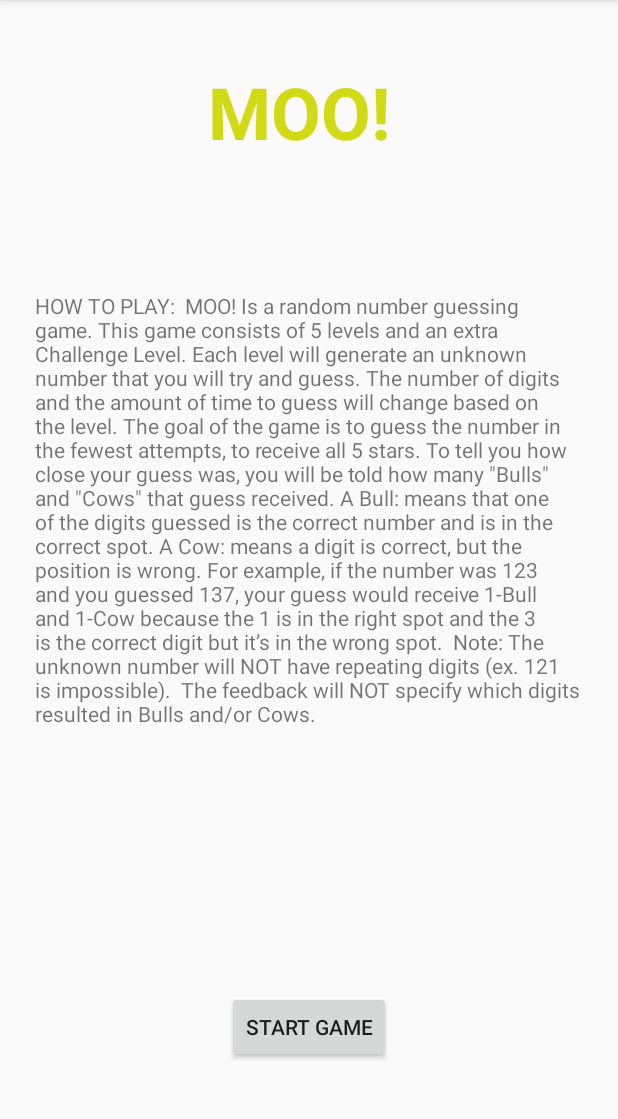
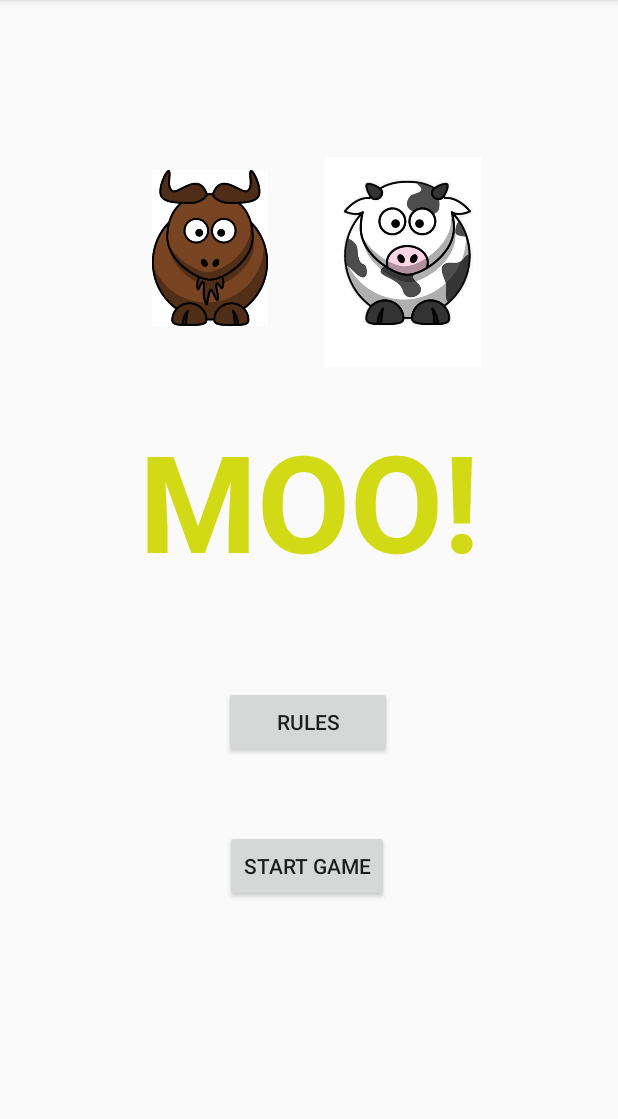
Before and after one commit to kaikaiye/CS125FinalProject, an Android app: the screen it shows after launch (HomePage), on a phone screen of 412 x 824 dp, the part 84-1203 px from its top. Run offline under Robolectric (Android 15) with nearby library versions, the light colour scheme and no system bars.

Commit message:
Added Home Page images and put instructions on a separate page

```diff
--- a/app/src/main/AndroidManifest.xml
+++ b/app/src/main/AndroidManifest.xml
@@ -20,6 +20,7 @@
         <activity android:name=".FourDigitLevel"></activity>
         <activity android:name=".FiveDigitLevel"></activity>
         <activity android:name=".GameEnd"></activity>
+        <activity android:name=".Instructions"></activity>
     </application>
 
 </manifest>
--- a/app/src/main/java/com/example/owner/cs125finalproject/HomePage.java
+++ b/app/src/main/java/com/example/owner/cs125finalproject/HomePage.java
@@ -22,6 +22,15 @@ public class HomePage extends AppCompatActivity {
                 startActivity(i);
             }
         });
+        Button rules = (Button) findViewById(R.id.rules_button);
+        rules.setOnClickListener(new View.OnClickListener() {
+            @Override
+            public void onClick(View v) {
+                Log.d("Click:","Opened Rules");
+                Intent i = new Intent(HomePage.this, Instructions.class);
+                startActivity(i);
+            }
+        });
     }
 
 }
--- a/app/src/main/res/layout/activity_home_page.xml
+++ b/app/src/main/res/layout/activity_home_page.xml
@@ -8,51 +8,42 @@
 
     <TextView
         android:id="@+id/title"
-        android:layout_width="134dp"
-        android:layout_height="61dp"
+        android:layout_width="wrap_content"
+        android:layout_height="wrap_content"
         android:layout_marginStart="8dp"
         android:layout_marginLeft="8dp"
         android:layout_marginTop="8dp"
         android:layout_marginEnd="8dp"
         android:layout_marginRight="8dp"
         android:layout_marginBottom="8dp"
+        android:gravity="center_horizontal"
         android:text="MOO!"
         android:textColor="@color/colorPrimary"
-        android:textSize="48sp"
+        android:textSize="90sp"
         android:textStyle="bold"
+        app:layout_constraintBottom_toBottomOf="parent"
+        app:layout_constraintEnd_toEndOf="parent"
+        app:layout_constraintStart_toStartOf="parent"
+        app:layout_constraintTop_toTopOf="parent"
+        app:layout_constraintVertical_bias="0.42" />
+
+    <Button
+        android:id="@+id/rules_button"
+        android:layout_width="112dp"
+        android:layout_height="wrap_content"
+        android:layout_marginStart="8dp"
+        android:layout_marginLeft="8dp"
+        android:layout_marginTop="8dp"
+        android:layout_marginEnd="8dp"
+        android:layout_marginRight="8dp"
+        android:layout_marginBottom="8dp"
+        android:text="Rules"
         app:layout_constraintBottom_toBottomOf="parent"
         app:layout_constraintEnd_toEndOf="parent"
         app:layout_constraintHorizontal_bias="0.498"
         app:layout_constraintStart_toStartOf="parent"
         app:layout_constraintTop_toTopOf="parent"
-        app:layout_constraintVertical_bias="0.049" />
-
-    <TextView
-        android:id="@+id/rules"
-        android:layout_width="364dp"
-        android:layout_height="378dp"
-        android:layout_marginStart="8dp"
-        android:layout_marginLeft="8dp"
-        android:layout_marginTop="8dp"
-        android:layout_marginEnd="16dp"
-        android:layout_marginRight="16dp"
-        android:layout_marginBottom="8dp"
-        android:text='HOW TO PLAY:  MOO! Is a random number guessing game. This game consists of 5 levels and an extra Challenge Level. Each level will generate an unknown number that you will try and guess. The number of digits and the amount of time to guess will change based on the level. The goal of the game is to guess the number in the fewest attempts, to receive all 5 stars. To tell you how close your guess was, you will be told how many "Bulls" and "Cows" that guess received. A Bull: means that one of the digits guessed is the correct number and is in the correct spot. A Cow: means a digit is correct, but the position is wrong. For example, if the number was 123 and you guessed 137, your guess would receive 1-Bull and 1-Cow because the 1 is in the right spot and the 3 is the correct digit but it’s in the wrong spot.  Note: The unknown number will NOT have repeating digits (ex. 121 is impossible).  The feedback will NOT specify which digits resulted in Bulls and/or Cows.  '
-        app:layout_constraintBottom_toBottomOf="parent"
-        app:layout_constraintEnd_toEndOf="parent"
-        app:layout_constraintHorizontal_bias="0.652"
-        app:layout_constraintStart_toStartOf="parent"
-        app:layout_constraintTop_toTopOf="parent"
-        app:layout_constraintVertical_bias="0.497"
-        tools:text='HOW TO PLAY:  MOO! Is a random number guessing game. This game consists of 5 levels and an extra Challenge Level. Each level will generate an unknown number that you will try and guess. The number of digits and the amount of time to guess will change based on the level. The goal of the game is to guess the number in the fewest attempts, to receive all 5 stars. To tell you how close your guess was, you will be told how many "Bulls" and "Cows" that guess received. A Bull: means that one of the digits guessed is the correct number and is in the correct spot. A Cow: means a digit is correct, but the position is wrong. For example, if the number was 123 and you guessed 137, your guess would receive 1-Bull and 1-Cow because the 1 is in the right spot and the 3 is the correct digit but it’s in the wrong spot.
-
-Note:
-The unknown number will NOT have repeating digits
-(ex. 121 is impossible).
-
-The feedback will NOT specify which digits resulted in Bulls and/or Cows.
-
-' />
+        app:layout_constraintVertical_bias="0.638" />
 
     <Button
         android:id="@+id/start_game"
@@ -67,7 +58,45 @@ The feedback will NOT specify which digits resulted in Bulls and/or Cows.
         android:text="Start Game"
         app:layout_constraintBottom_toBottomOf="parent"
         app:layout_constraintEnd_toEndOf="parent"
+        app:layout_constraintHorizontal_bias="0.496"
         app:layout_constraintStart_toStartOf="parent"
         app:layout_constraintTop_toTopOf="parent"
-        app:layout_constraintVertical_bias="0.927" />
+        app:layout_constraintVertical_bias="0.775" />
+
+    <ImageView
+        android:id="@+id/imageView3"
+        android:layout_width="96dp"
+        android:layout_height="104dp"
+        android:layout_marginStart="8dp"
+        android:layout_marginLeft="8dp"
+        android:layout_marginTop="8dp"
+        android:layout_marginEnd="8dp"
+        android:layout_marginRight="8dp"
+        android:layout_marginBottom="8dp"
+        app:layout_constraintBottom_toBottomOf="parent"
+        app:layout_constraintEnd_toEndOf="parent"
+        app:layout_constraintHorizontal_bias="0.28"
+        app:layout_constraintStart_toStartOf="parent"
+        app:layout_constraintTop_toTopOf="parent"
+        app:layout_constraintVertical_bias="0.163"
+        app:srcCompat="@mipmap/bull" />
+
+    <ImageView
+        android:id="@+id/imageView5"
+        android:layout_width="139dp"
+        android:layout_height="140dp"
+        android:layout_marginStart="8dp"
+        android:layout_marginLeft="8dp"
+        android:layout_marginTop="8dp"
+        android:layout_marginEnd="8dp"
+        android:layout_marginRight="8dp"
+        android:layout_marginBottom="8dp"
+        app:layout_constraintBottom_toBottomOf="parent"
+        app:layout_constraintEnd_toEndOf="parent"
+        app:layout_constraintHorizontal_bias="0.746"
+        app:layout_constraintStart_toStartOf="parent"
+        app:layout_constraintTop_toTopOf="parent"
+        app:layout_constraintVertical_bias="0.158"
+        app:srcCompat="@mipmap/cow" />
+
 </android.support.constraint.ConstraintLayout>
```
Also changed, not shown: app/src/main/java/com/example/owner/cs125finalproject/Instructions.java (added, +27 -0 lines), app/src/main/res/layout/activity_instructions.xml (added, +68 -0 lines), app/src/main/res/mipmap-mdpi/bull.jpg (added), app/src/main/res/mipmap-mdpi/cow.jpg (added).
